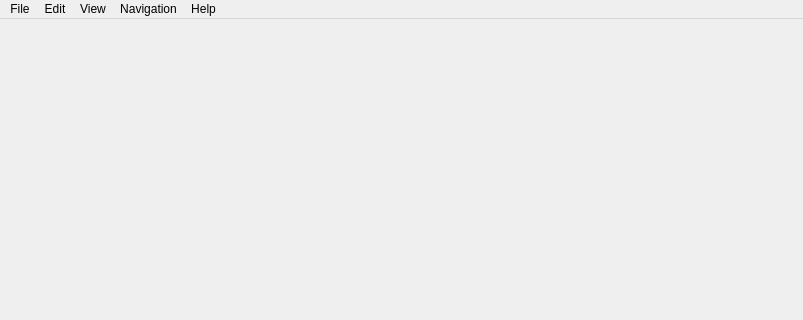
timschneeb/LiveprogIDE, file src/eeleditor.ui: the form before one commit; both pictures show x 0 to 803 and y 0 to 320 of the 803 by 562 pixel window.
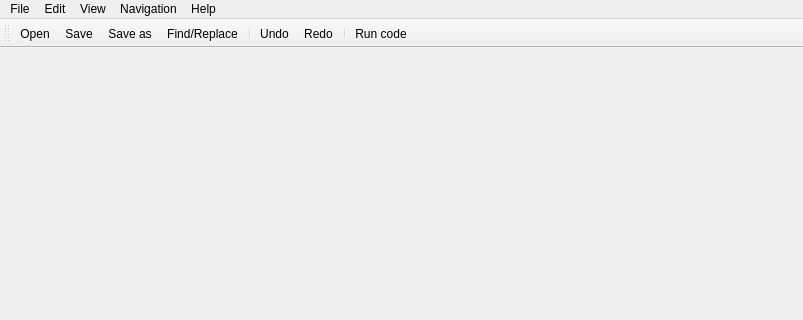
The form after the commit. Icons and pictures are not drawn.

What changed in the file:
```diff
--- a/src/eeleditor.ui
+++ b/src/eeleditor.ui
@@ -73,9 +73,47 @@
    <addaction name="menuNavigation"/>
    <addaction name="menuHelp"/>
   </widget>
+  <widget class="QToolBar" name="toolBar">
+   <property name="maximumSize">
+    <size>
+     <width>16777215</width>
+     <height>16777215</height>
+    </size>
+   </property>
+   <property name="windowTitle">
+    <string>toolBar</string>
+   </property>
+   <property name="orientation">
+    <enum>Qt::Horizontal</enum>
+   </property>
+   <property name="iconSize">
+    <size>
+     <width>16</width>
+     <height>16</height>
+    </size>
+   </property>
+   <property name="toolButtonStyle">
+    <enum>Qt::ToolButtonTextUnderIcon</enum>
+   </property>
+   <attribute name="toolBarArea">
+    <enum>TopToolBarArea</enum>
+   </attribute>
+   <attribute name="toolBarBreak">
+    <bool>false</bool>
+   </attribute>
+   <addaction name="actionOpen_file"/>
+   <addaction name="actionSave"/>
+   <addaction name="actionSave_as"/>
+   <addaction name="actionFind_Replace"/>
+   <addaction name="separator"/>
+   <addaction name="actionUndo"/>
+   <addaction name="actionRedo"/>
+   <addaction name="separator"/>
+   <addaction name="actionRun_code"/>
+  </widget>
   <action name="actionOpen_file">
    <property name="text">
-    <string>Open File</string>
+    <string>Open</string>
    </property>
    <property name="toolTip">
     <string>Open file</string>
@@ -200,6 +238,21 @@
    <property name="text">
     <string>EEL2 documentation</string>
    </property>
+   <property name="shortcut">
+    <string>F1</string>
+   </property>
+  </action>
+  <action name="actionRun_code">
+   <property name="icon">
+    <iconset resource="editorresources.qrc">
+     <normaloff>:/icons/StatusRun_16x.svg</normaloff>:/icons/StatusRun_16x.svg</iconset>
+   </property>
+   <property name="text">
+    <string>Run code</string>
+   </property>
+   <property name="shortcut">
+    <string>F5</string>
+   </property>
   </action>
  </widget>
  <resources/>
```
Left out of the diff: 66 changed lines with no effect on the pictures.
